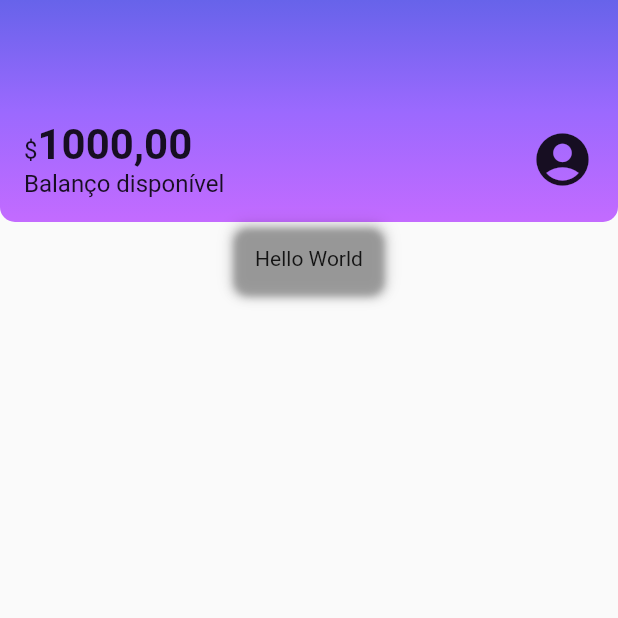
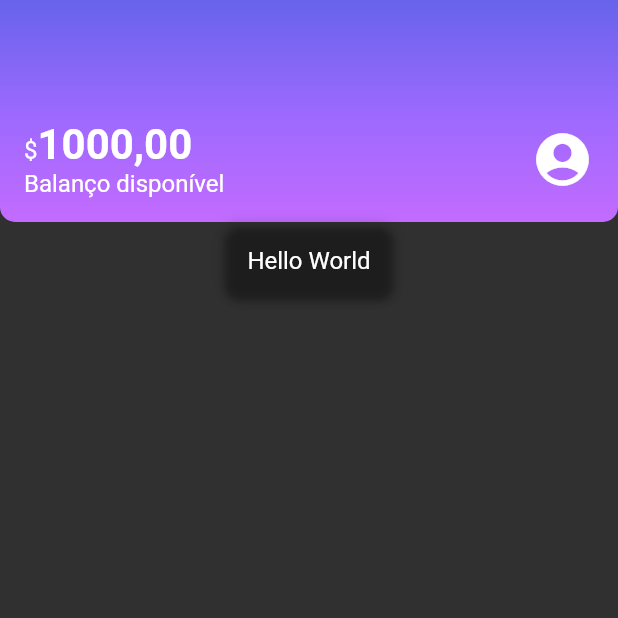
Before and after one commit to markuscandido/flutter-estilizando-reproduzindo-layouts, a Flutter app: the screen it shows after launch, on a phone screen of 412 x 824 dp, the top half of it. Run offline on Flutter 3.47's test engine with Material 2 defaults, Android fonts, the phone set to English and light mode, and no system bars.

Commit message:
04. Implementando temas
- Compreender o que são temas e para que servem;
- Ver padrões para a criação de um tema customizado;
- Estabelecer as cores que serão utilizadas no projeto em um arquivo isolado;
- Desenvolver um novo tema com nossas cores e propriedades tipográficas;
- Adaptar o nosso projeto para utilizar as estilizações do nosso novo tema.

```diff
--- a/lib/components/sections/header.dart
+++ b/lib/components/sections/header.dart
@@ -1,4 +1,5 @@
 import 'package:flutter/material.dart';
+import 'package:mvc_bank/themes/my_theme_colors.dart';
 
 class Header extends StatelessWidget {
   const Header({Key? key}) : super(key: key);
@@ -10,15 +11,11 @@ class Header extends StatelessWidget {
           gradient: LinearGradient(
             begin: Alignment.topCenter,
             end: Alignment.bottomCenter,
-            colors: [
-              Color.fromRGBO(103, 99, 234, 1.0),
-              Color.fromRGBO(155, 105, 254, 1.0),
-              Color.fromRGBO(195, 107, 255, 1.0),
-            ],
+            colors: MyThemeColors.headerGradient,
           ),
           borderRadius: BorderRadius.vertical(bottom: Radius.circular(10))),
-      child: const Padding(
-        padding: EdgeInsets.fromLTRB(16.0, 80.0, 16.0, 16.0),
+      child: Padding(
+        padding: const EdgeInsets.fromLTRB(16.0, 80.0, 16.0, 16.0),
         child: Row(
           mainAxisAlignment: MainAxisAlignment.spaceBetween,
           children: [
@@ -28,42 +25,20 @@ class Header extends StatelessWidget {
                 Text.rich(
                   TextSpan(
                     text: '\$',
-                    style: TextStyle(fontSize: 16.0),
                     children: [
                       TextSpan(
                         text: '1000,00',
-                        style: TextStyle(
-                          fontSize: 28.0,
-                          fontWeight: FontWeight.bold,
-                        ),
+                        style: Theme.of(context).textTheme.bodyLarge,
                       ),
                     ],
                   ),
                 ),
-                Text(
+                const Text(
                   'Balanço disponível',
-                  style: TextStyle(fontSize: 16.0),
                 ),
-                /*Text.rich(
-                  TextSpan(
-                    text: 'Oie',
-                    style: TextStyle(
-                      fontWeight: FontWeight.bold,
-                    ),
-                    children: [
-                      TextSpan(
-                        text: ', mundo Flutter',
-                        style: TextStyle(
-                          fontWeight: FontWeight.normal,
-                          fontStyle: FontStyle.italic,
-                        ),
-                      ),
-                    ],
-                  ),
-                ),*/
               ],
             ),
-            Icon(
+            const Icon(
               Icons.account_circle,
               size: 42.0,
             ),
--- a/lib/main.dart
+++ b/lib/main.dart
@@ -1,5 +1,6 @@
 import 'package:flutter/material.dart';
 import 'package:mvc_bank/screens/home.dart';
+import 'package:mvc_bank/themes/my_theme_factory.dart';
 
 void main() {
   runApp(const MvcBank());
@@ -10,9 +11,10 @@ class MvcBank extends StatelessWidget {
 
   @override
   Widget build(BuildContext context) {
-    return const MaterialApp(
+    return MaterialApp(
       title: 'Alubank',
-      home: HomeScreen(),
+      theme: MyThemeFactory.myDarkTheme(),
+      home: const HomeScreen(),
     );
   }
 }
--- /dev/null
+++ b/lib/themes/my_theme_colors.dart
@@ -0,0 +1,10 @@
+import 'package:flutter/material.dart';
+
+class MyThemeColors {
+  static const MaterialColor primaryColor = Colors.purple;
+  static const List<Color> headerGradient = [
+    Color.fromRGBO(103, 99, 234, 1.0),
+    Color.fromRGBO(155, 105, 254, 1.0),
+    Color.fromRGBO(195, 107, 255, 1.0),
+  ];
+}
--- /dev/null
+++ b/lib/themes/my_theme_factory.dart
@@ -0,0 +1,30 @@
+import 'package:flutter/material.dart';
+import 'package:mvc_bank/themes/my_theme_colors.dart';
+
+class MyThemeFactory {
+  static ThemeData myDarkTheme() => ThemeData(
+        primarySwatch: MyThemeColors.primaryColor,
+        primaryColor: MyThemeColors.primaryColor,
+        brightness: Brightness.dark,
+        textTheme: _textTheme(),
+      );
+
+  static ThemeData myLightTheme() => ThemeData(
+        primarySwatch: MyThemeColors.primaryColor,
+        primaryColor: MyThemeColors.primaryColor,
+        brightness: Brightness.light,
+        textTheme: _textTheme(),
+      );
+
+  static TextTheme _textTheme() {
+    return const TextTheme(
+      bodyMedium: TextStyle(
+        fontSize: 16,
+      ),
+      bodyLarge: TextStyle(
+        fontSize: 28,
+        fontWeight: FontWeight.bold,
+      ),
+    );
+  }
+}
```
